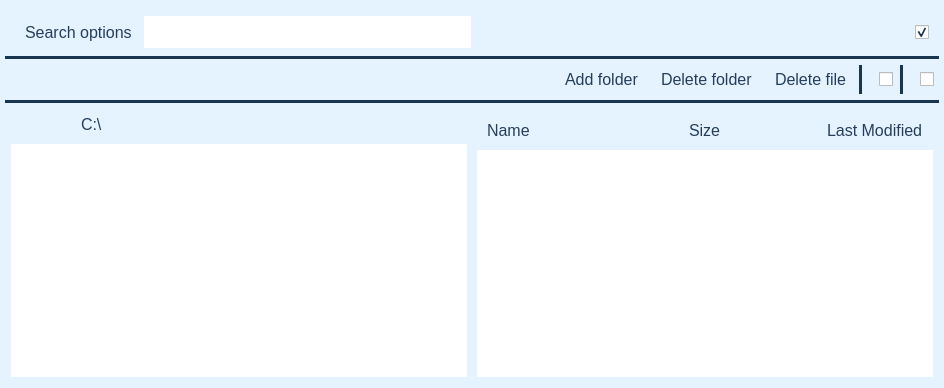
The window that mainwindow.ui (Magic146W/Qt_FileExplorer) describes before a commit, drawn with Qt 5.
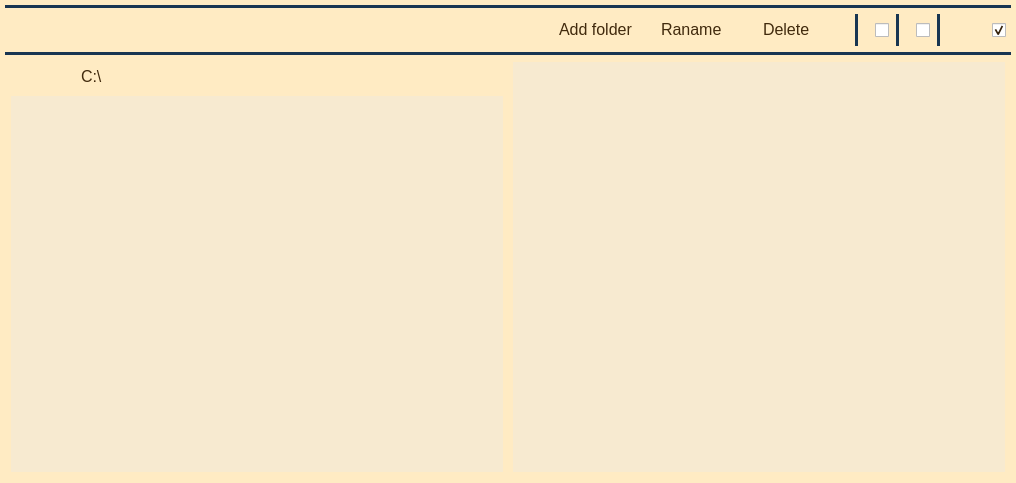
The same window after the commit. Icons and pictures are not drawn.

```diff
--- a/mainwindow.ui
+++ b/mainwindow.ui
@@ -6,8 +6,8 @@
    <rect>
     <x>0</x>
     <y>0</y>
-    <width>944</width>
-    <height>388</height>
+    <width>1016</width>
+    <height>483</height>
    </rect>
   </property>
   <property name="sizePolicy">
@@ -20,32 +20,50 @@
    <string>MainWindow</string>
   </property>
   <property name="styleSheet">
-   <string notr="true">*{
+   <string notr="true"/>
+  </property>
+  <widget class="QWidget" name="centralwidget">
+   <property name="styleSheet">
+    <string notr="true">*{
+
 border:none;
+
 background-color:transparent;
+
 background:none;
+
 padding:0;
+
 margin:0;
 
-color: #243F5D; 
+  
+
+color: #412a0d;
+
 font-family: Helvetica;
+
 font-size: 16px;
+
 }
 
+  
+
 #centralwidget{
-background-color:#E5F2FF;
-}
 
-#LeftPanel{
-	background-color:#82A5D1;
+background-color:#ffebc3;
+
 }
 
+  
+
 QPushButton{
+
 text-align:left;
+
 padding:5px 10px;
+
 }</string>
-  </property>
-  <widget class="QWidget" name="centralwidget">
+   </property>
    <layout class="QVBoxLayout" name="verticalLayout">
     <property name="spacing">
      <number>1</number>
@@ -62,216 +80,6 @@
     <property name="bottomMargin">
      <number>5</number>
     </property>
-    <item>
-     <widget class="QWidget" name="TopPanel" native="true">
-      <property name="sizePolicy">
-       <sizepolicy hsizetype="MinimumExpanding" vsizetype="Fixed">
-        <horstretch>0</horstretch>
-        <verstretch>0</verstretch>
-       </sizepolicy>
-      </property>
-      <property name="minimumSize">
-       <size>
-        <width>0</width>
-        <height>50</height>
-       </size>
-      </property>
-      <property name="maximumSize">
-       <size>
-        <width>16777215</width>
-        <height>50</height>
-       </size>
-      </property>
-      <layout class="QVBoxLayout" name="verticalLayout_2">
-       <property name="spacing">
-        <number>5</number>
-       </property>
-       <property name="leftMargin">
-        <number>5</number>
-       </property>
-       <property name="topMargin">
-        <number>10</number>
-       </property>
-       <property name="rightMargin">
-        <number>5</number>
-       </property>
-       <property name="bottomMargin">
-        <number>5</number>
-       </property>
-       <item>
-        <widget class="QWidget" name="Search" native="true">
-         <property name="minimumSize">
-          <size>
-           <width>0</width>
-           <height>32</height>
-          </size>
-         </property>
-         <layout class="QHBoxLayout" name="horizontalLayout_6">
-          <property name="spacing">
-           <number>2</number>
-          </property>
-          <property name="leftMargin">
-           <number>0</number>
-          </property>
-          <property name="topMargin">
-           <number>0</number>
-          </property>
-          <property name="rightMargin">
-           <number>0</number>
-          </property>
-          <property name="bottomMargin">
-           <number>0</number>
-          </property>
-          <item>
-           <spacer name="horizontalSpacer_6">
-            <property name="orientation">
-             <enum>Qt::Horizontal</enum>
-            </property>
-            <property name="sizeType">
-             <enum>QSizePolicy::Fixed</enum>
-            </property>
-            <property name="sizeHint" stdset="0">
-             <size>
-              <width>5</width>
-              <height>20</height>
-             </size>
-            </property>
-           </spacer>
-          </item>
-          <item>
-           <widget class="QPushButton" name="pushButton">
-            <property name="minimumSize">
-             <size>
-              <width>0</width>
-              <height>32</height>
-             </size>
-            </property>
-            <property name="text">
-             <string>Search options</string>
-            </property>
-            <property name="icon">
-             <iconset resource="resources.qrc">
-              <normaloff>:/Images/Icons/settings.svg</normaloff>:/Images/Icons/settings.svg</iconset>
-            </property>
-            <property name="iconSize">
-             <size>
-              <width>24</width>
-              <height>24</height>
-             </size>
-            </property>
-           </widget>
-          </item>
-          <item>
-           <widget class="QLineEdit" name="SearchLineEdit">
-            <property name="sizePolicy">
-             <sizepolicy hsizetype="MinimumExpanding" vsizetype="Fixed">
-              <horstretch>0</horstretch>
-              <verstretch>0</verstretch>
-             </sizepolicy>
-            </property>
-            <property name="minimumSize">
-             <size>
-              <width>250</width>
-              <height>32</height>
-             </size>
-            </property>
-           </widget>
-          </item>
-          <item>
-           <widget class="QPushButton" name="SearchIcon">
-            <property name="enabled">
-             <bool>true</bool>
-            </property>
-            <property name="minimumSize">
-             <size>
-              <width>0</width>
-              <height>32</height>
-             </size>
-            </property>
-            <property name="layoutDirection">
-             <enum>Qt::LeftToRight</enum>
-            </property>
-            <property name="text">
-             <string/>
-            </property>
-            <property name="icon">
-             <iconset resource="resources.qrc">
-              <normaloff>:/Images/Icons/search.svg</normaloff>:/Images/Icons/search.svg</iconset>
-            </property>
-            <property name="iconSize">
-             <size>
-              <width>24</width>
-              <height>24</height>
-             </size>
-            </property>
-           </widget>
-          </item>
-          <item>
-           <spacer name="horizontalSpacer">
-            <property name="orientation">
-             <enum>Qt::Horizontal</enum>
-            </property>
-            <property name="sizeHint" stdset="0">
-             <size>
-              <width>40</width>
-              <height>32</height>
-             </size>
-            </property>
-           </spacer>
-          </item>
-          <item>
-           <widget class="QCheckBox" name="LightDarkModeCheckBox">
-            <property name="sizePolicy">
-             <sizepolicy hsizetype="Fixed" vsizetype="Fixed">
-              <horstretch>0</horstretch>
-              <verstretch>0</verstretch>
-             </sizepolicy>
-            </property>
-            <property name="minimumSize">
-             <size>
-              <width>64</width>
-              <height>32</height>
-             </size>
-            </property>
-            <property name="layoutDirection">
-             <enum>Qt::RightToLeft</enum>
-            </property>
-            <property name="text">
-             <string/>
-            </property>
-            <property name="iconSize">
-             <size>
-              <width>32</width>
-              <height>32</height>
-             </size>
-            </property>
-            <property name="checked">
-             <bool>true</bool>
-            </property>
-           </widget>
-          </item>
-          <item>
-           <spacer name="horizontalSpacer_7">
-            <property name="orientation">
-             <enum>Qt::Horizontal</enum>
-            </property>
-            <property name="sizeType">
-             <enum>QSizePolicy::Fixed</enum>
-            </property>
-            <property name="sizeHint" stdset="0">
-             <size>
-              <width>5</width>
-              <height>20</height>
-             </size>
-            </property>
-           </spacer>
-          </item>
-         </layout>
-        </widget>
-       </item>
-      </layout>
-     </widget>
-    </item>
     <item>
      <widget class="Line" name="TopMainLine">
       <property name="styleSheet">
@@ -341,7 +149,7 @@
             </property>
             <property name="minimumSize">
              <size>
-              <width>80</width>
+              <width>100</width>
               <height>0</height>
              </size>
             </property>
@@ -373,12 +181,12 @@
             </property>
             <property name="minimumSize">
              <size>
-              <width>80</width>
+              <width>100</width>
               <height>0</height>
              </size>
             </property>
             <property name="text">
-             <string>Delete folder</string>
+             <string>Raname</string>
             </property>
             <property name="icon">
              <iconset resource="resources.qrc">
@@ -402,12 +210,12 @@
             </property>
             <property name="minimumSize">
              <size>
-              <width>80</width>
+              <width>100</width>
               <height>0</height>
              </size>
             </property>
             <property name="text">
-             <string>Delete file</string>
+             <string>Delete</string>
             </property>
             <property name="icon">
              <iconset resource="resources.qrc">
@@ -543,6 +351,63 @@
             </property>
            </widget>
           </item>
+          <item>
+           <spacer name="horizontalSpacer_7">
+            <property name="orientation">
+             <enum>Qt::Horizontal</enum>
+            </property>
+            <property name="sizeType">
+             <enum>QSizePolicy::Fixed</enum>
+            </property>
+            <property name="sizeHint" stdset="0">
+             <size>
+              <width>5</width>
+              <height>20</height>
+             </size>
+            </property>
+           </spacer>
+          </item>
+          <item>
+           <widget class="Line" name="FileManagement_Line_3">
+            <property name="styleSheet">
+             <string notr="true">background-color: rgb(24, 53, 81);</string>
+            </property>
+            <property name="orientation">
+             <enum>Qt::Vertical</enum>
+            </property>
+           </widget>
+          </item>
+          <item>
+           <widget class="QCheckBox" name="LightDarkModeCheckBox">
+            <property name="sizePolicy">
+             <sizepolicy hsizetype="Fixed" vsizetype="Fixed">
+              <horstretch>0</horstretch>
+              <verstretch>0</verstretch>
+             </sizepolicy>
+            </property>
+            <property name="minimumSize">
+             <size>
+              <width>64</width>
+              <height>32</height>
+             </size>
+            </property>
+            <property name="layoutDirection">
+             <enum>Qt::RightToLeft</enum>
+            </property>
+            <property name="text">
+             <string/>
+            </property>
+            <property name="iconSize">
+             <size>
+              <width>32</width>
+              <height>32</height>
+             </size>
+            </property>
+            <property name="checked">
+             <bool>true</bool>
+            </property>
+           </widget>
+          </item>
           <item>
            <spacer name="horizontalSpacer_8">
             <property name="orientation">
@@ -772,6 +637,9 @@
                      <property name="orientation">
                       <enum>Qt::Horizontal</enum>
                      </property>
+                     <property name="sizeType">
+                      <enum>QSizePolicy::Minimum</enum>
+                     </property>
                      <property name="sizeHint" stdset="0">
                       <size>
                        <width>10</width>
@@ -826,6 +694,9 @@
                     <height>0</height>
                    </size>
                   </property>
+                  <property name="styleSheet">
+                   <string notr="true">background-color:#f7ead0 ;</string>
+                  </property>
                  </widget>
                 </item>
                </layout>
@@ -869,6 +740,15 @@
               <verstretch>0</verstretch>
              </sizepolicy>
             </property>
+            <property name="minimumSize">
+             <size>
+              <width>200</width>
+              <height>0</height>
+             </size>
+            </property>
+            <property name="styleSheet">
+             <string notr="true">background-color: rgb(255, 255, 255);</string>
+            </property>
             <layout class="QVBoxLayout" name="verticalLayout_5">
              <property name="spacing">
               <number>0</number>
@@ -886,199 +766,10 @@
               <number>0</number>
              </property>
              <item>
-              <widget class="QFrame" name="SelectedFolderViewFrame">
-               <property name="sizePolicy">
-                <sizepolicy hsizetype="Expanding" vsizetype="MinimumExpanding">
-                 <horstretch>0</horstretch>
-                 <verstretch>0</verstretch>
-                </sizepolicy>
+              <widget class="QListView" name="FileViewer">
+               <property name="styleSheet">
+                <string notr="true">background-color: #f7ead0 ;</string>
                </property>
-               <property name="frameShape">
-                <enum>QFrame::StyledPanel</enum>
-               </property>
-               <property name="frameShadow">
-                <enum>QFrame::Raised</enum>
-               </property>
-               <layout class="QVBoxLayout" name="verticalLayout_9">
-                <property name="spacing">
-                 <number>0</number>
-                </property>
-                <property name="leftMargin">
-                 <number>0</number>
-                </property>
-                <property name="topMargin">
-                 <number>0</number>
-                </property>
-                <property name="rightMargin">
-                 <number>0</number>
-                </property>
-                <property name="bottomMargin">
-                 <number>0</number>
-                </property>
-                <item>
-                 <widget class="QWidget" name="SortOptions" native="true">
-                  <property name="sizePolicy">
-                   <sizepolicy hsizetype="MinimumExpanding" vsizetype="Fixed">
-                    <horstretch>0</horstretch>
-                    <verstretch>0</verstretch>
-                   </sizepolicy>
-                  </property>
-                  <property name="minimumSize">
-                   <size>
-                    <width>0</width>
-                    <height>40</height>
-                   </size>
-                  </property>
-                  <property name="maximumSize">
-                   <size>
-                    <width>16777215</width>
-                    <height>50</height>
-                   </size>
-                  </property>
-                  <layout class="QVBoxLayout" name="verticalLayout_8">
-                   <property name="spacing">
-                    <number>5</number>
-                   </property>
-                   <property name="leftMargin">
-                    <number>0</number>
-                   </property>
-                   <property name="topMargin">
-                    <number>0</number>
-                   </property>
-                   <property name="rightMargin">
-                    <number>0</number>
-                   </property>
-                   <property name="bottomMargin">
-                    <number>0</number>
-                   </property>
-                   <item>
-                    <widget class="QFrame" name="FrameSortOptions">
-                     <property name="sizePolicy">
-                      <sizepolicy hsizetype="MinimumExpanding" vsizetype="Fixed">
-                       <horstretch>0</horstretch>
-                       <verstretch>0</verstretch>
-                      </sizepolicy>
-                     </property>
-                     <property name="minimumSize">
-                      <size>
-                       <width>0</width>
-                       <height>30</height>
-                      </size>
-                     </property>
-                     <property name="maximumSize">
-                      <size>
-                       <width>16777215</width>
-                       <height>50</height>
-                      </size>
-                     </property>
-                     <property name="frameShape">
-                      <enum>QFrame::StyledPanel</enum>
-                     </property>
-                     <property name="frameShadow">
-                      <enum>QFrame::Raised</enum>
-                     </property>
-                     <layout class="QHBoxLayout" name="horizontalLayout_2">
-                      <property name="spacing">
-                       <number>5</number>
-                      </property>
-                      <property name="leftMargin">
-                       <number>0</number>
-                      </property>
-                      <property name="topMargin">
-                       <number>0</number>
-                      </property>
-                      <property name="rightMargin">
-                       <number>0</number>
-                      </property>
-                      <property name="bottomMargin">
-                       <number>0</number>
-                      </property>
-                      <item>
-                       <widget class="QPushButton" name="Name">
-                        <property name="sizePolicy">
-                         <sizepolicy hsizetype="Minimum" vsizetype="MinimumExpanding">
-                          <horstretch>0</horstretch>
-                          <verstretch>0</verstretch>
-                         </sizepolicy>
-                        </property>
-                        <property name="minimumSize">
-                         <size>
-                          <width>100</width>
-                          <height>30</height>
-                         </size>
-                        </property>
-                        <property name="text">
-                         <string>Name</string>
-                        </property>
-                        <property name="iconSize">
-                         <size>
-                          <width>16</width>
-                          <height>16</height>
-                         </size>
-                        </property>
-                       </widget>
-                      </item>
-                      <item alignment="Qt::AlignRight">
-                       <widget class="QPushButton" name="Size">
-                        <property name="sizePolicy">
-                         <sizepolicy hsizetype="MinimumExpanding" vsizetype="MinimumExpanding">
-                          <horstretch>0</horstretch>
-                          <verstretch>0</verstretch>
-                         </sizepolicy>
-                        </property>
-                        <property name="minimumSize">
-                         <size>
-                          <width>100</width>
-                          <height>30</height>
-                         </size>
-                        </property>
-                        <property name="text">
-                         <string>Size</string>
-                        </property>
-                       </widget>
-                      </item>
-                      <item alignment="Qt::AlignRight">
-                       <widget class="QPushButton" name="LastModified">
-                        <property name="sizePolicy">
-                         <sizepolicy hsizetype="Minimum" vsizetype="MinimumExpanding">
-                          <horstretch>0</horstretch>
-                          <verstretch>0</verstretch>
-                         </sizepolicy>
-                        </property>
-                        <property name="minimumSize">
-                         <size>
-                          <width>100</width>
-                          <height>30</height>
-                         </size>
-                        </property>
-                        <property name="text">
-                         <string>Last Modified</string>
-                        </property>
-                       </widget>
-                      </item>
-                     </layout>
-                    </widget>
-                   </item>
-                  </layout>
-                 </widget>
-                </item>
-                <item>
-                 <widget class="QColumnView" name="columnView">
-                  <property name="sizePolicy">
-                   <sizepolicy hsizetype="MinimumExpanding" vsizetype="Expanding">
-                    <horstretch>0</horstretch>
-                    <verstretch>0</verstretch>
-                   </sizepolicy>
-                  </property>
-                  <property name="minimumSize">
-                   <size>
-                    <width>200</width>
-                    <height>0</height>
-                   </size>
-                  </property>
-                 </widget>
-                </item>
-               </layout>
               </widget>
              </item>
             </layout>
```
Left out of the diff: 14 changed lines with no effect on the pictures.
